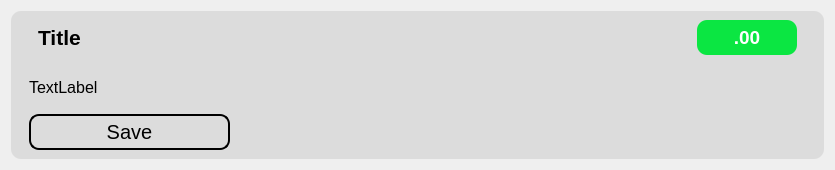
This is ui/result.ui in Achu-Worifung/quickMove as Qt 5 draws it before an edit. The edited form follows.
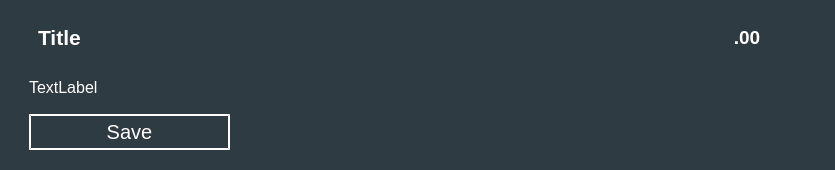
This is the edited form. Icons and pictures are not drawn.

Diff of the .ui file:
```diff
--- a/ui/result.ui
+++ b/ui/result.ui
@@ -31,6 +31,10 @@
   <property name="windowTitle">
    <string>Form</string>
   </property>
+  <property name="styleSheet">
+   <string notr="true">color:rgb(255, 255, 255);
+background-color:rgb(47, 59, 66);</string>
+  </property>
   <layout class="QVBoxLayout" name="verticalLayout">
    <item>
     <widget class="QWidget" name="container" native="true">
@@ -41,9 +45,7 @@
       </size>
      </property>
      <property name="styleSheet">
-      <string notr="true">background-color: rgb(220, 220, 220);
-border-color: rgb(192, 192, 192);
-border-radius: 10px;</string>
+      <string notr="true"/>
      </property>
      <layout class="QVBoxLayout" name="verticalLayout_3">
       <item>
@@ -168,9 +170,8 @@
                  <cursorShape>PointingHandCursor</cursorShape>
                 </property>
                 <property name="styleSheet">
-                 <string notr="true">background-color: #0be642;
-color:white;
-border-radius: 10px;
+                 <string notr="true">
+
 </string>
                 </property>
                 <property name="text">
@@ -272,8 +273,7 @@
              <property name="styleSheet">
               <string notr="true">    border-style: outset;
     border-width: 2px;
-    border-radius: 10px;
-    border-color: black;
+    border-color: white;
     padding: 4px;
 font:20px</string>
              </property>
```
